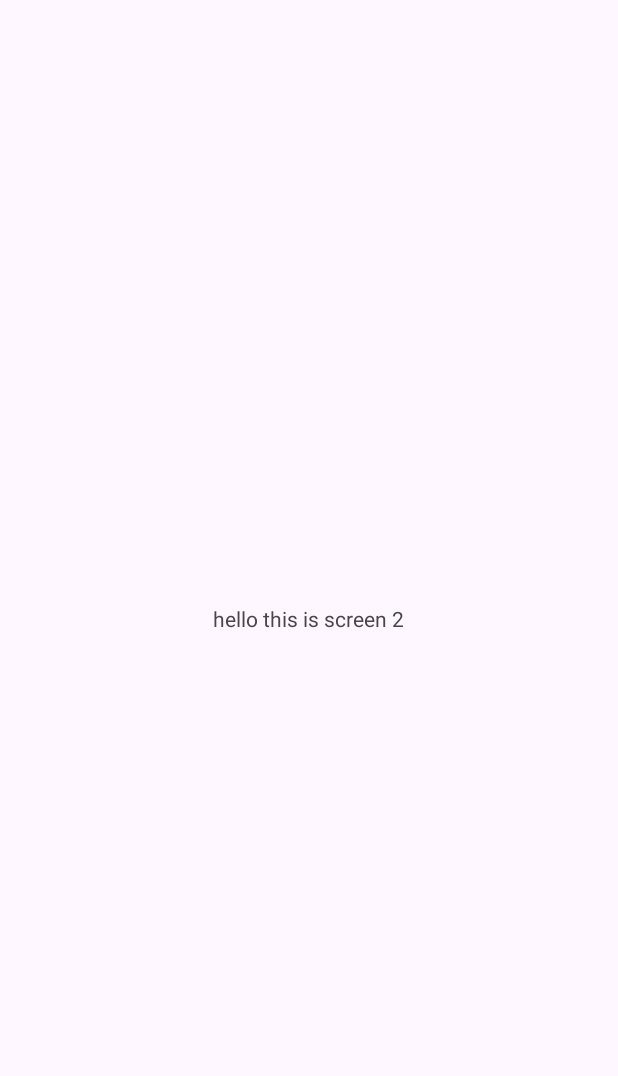
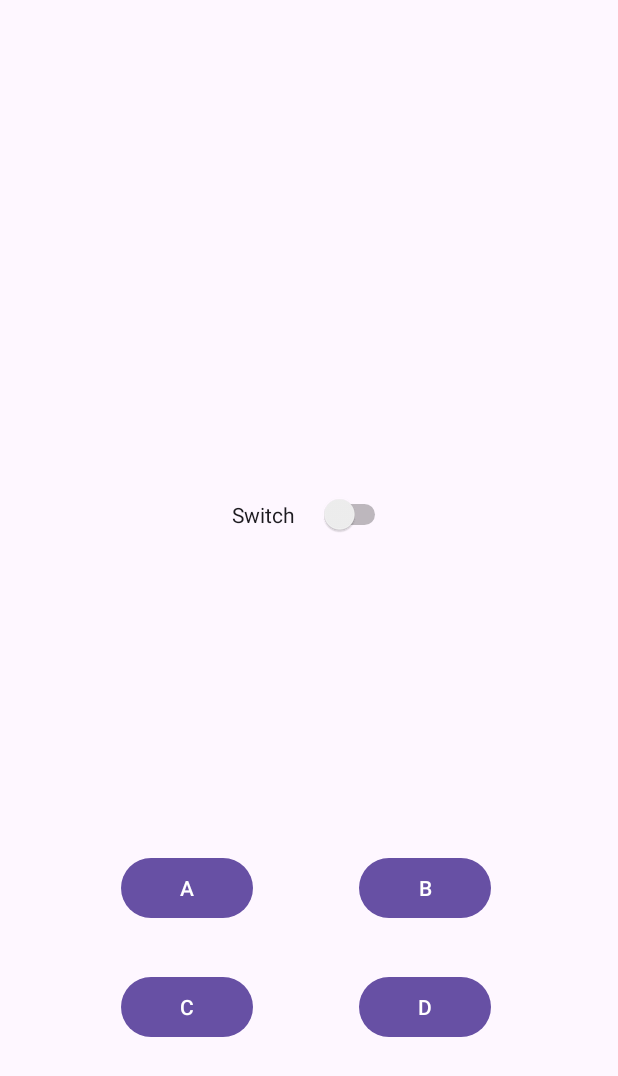
Before and after one commit to husnaszn/androidstudioproject, an Android app: the activity2 screen opened directly, with no data from a screen before it, on a phone screen of 412 x 824 dp. Before the commit the part shown is almost empty. Shown: the top 1076 px of the screen. Run offline under Robolectric (Android 15) with nearby library versions, the phone set to English and light mode, and no system bars.

Commit message:
hellooooo

```diff
--- a/app/src/main/res/layout/activity2.xml
+++ b/app/src/main/res/layout/activity2.xml
@@ -7,17 +7,70 @@
     android:layout_height="match_parent"
     tools:context=".activity2">
 
-    <TextView
-        android:id="@+id/textView"
+    <Button
+        android:id="@+id/op1"
         android:layout_width="wrap_content"
         android:layout_height="wrap_content"
-        android:layout_marginStart="141dp"
-        android:layout_marginTop="356dp"
-        android:layout_marginEnd="142dp"
-        android:layout_marginBottom="356dp"
-        android:text="hello this is screen 2"
+        android:layout_marginStart="98dp"
+        android:layout_marginTop="537dp"
+        android:layout_marginEnd="35dp"
+        android:text="A"
+        app:layout_constraintBottom_toTopOf="@+id/op3"
+        app:layout_constraintEnd_toStartOf="@+id/op2"
+        app:layout_constraintStart_toStartOf="parent"
+        app:layout_constraintTop_toTopOf="parent" />
+
+    <Button
+        android:id="@+id/op2"
+        android:layout_width="wrap_content"
+        android:layout_height="wrap_content"
+        android:layout_marginStart="35dp"
+        android:layout_marginTop="537dp"
+        android:layout_marginEnd="102dp"
+        android:text="B"
+        app:layout_constraintBottom_toTopOf="@+id/op4"
+        app:layout_constraintEnd_toEndOf="parent"
+        app:layout_constraintStart_toEndOf="@+id/op1"
+        app:layout_constraintTop_toTopOf="parent" />
+
+    <Button
+        android:id="@+id/op3"
+        android:layout_width="wrap_content"
+        android:layout_height="wrap_content"
+        android:layout_marginStart="98dp"
+        android:layout_marginEnd="35dp"
+        android:layout_marginBottom="98dp"
+        android:text="C"
         app:layout_constraintBottom_toBottomOf="parent"
+        app:layout_constraintEnd_toStartOf="@+id/op4"
+        app:layout_constraintStart_toStartOf="parent"
+        app:layout_constraintTop_toBottomOf="@+id/op1" />
+
+    <Button
+        android:id="@+id/op4"
+        android:layout_width="wrap_content"
+        android:layout_height="wrap_content"
+        android:layout_marginStart="35dp"
+        android:layout_marginEnd="102dp"
+        android:layout_marginBottom="98dp"
+        android:text="D"
+        app:layout_constraintBottom_toBottomOf="parent"
+        app:layout_constraintEnd_toEndOf="parent"
+        app:layout_constraintStart_toEndOf="@+id/op3"
+        app:layout_constraintTop_toBottomOf="@+id/op2" />
+
+    <Switch
+        android:id="@+id/switch1"
+        android:layout_width="106dp"
+        android:layout_height="70dp"
+        android:layout_marginStart="163dp"
+        android:layout_marginTop="314dp"
+        android:layout_marginEnd="160dp"
+        android:layout_marginBottom="196dp"
+        android:text="Switch"
+        app:layout_constraintBottom_toTopOf="@+id/op1"
         app:layout_constraintEnd_toEndOf="parent"
         app:layout_constraintStart_toStartOf="parent"
         app:layout_constraintTop_toTopOf="parent" />
+
 </androidx.constraintlayout.widget.ConstraintLayout>
--- a/app/src/main/res/layout/activity_main.xml
+++ b/app/src/main/res/layout/activity_main.xml
@@ -15,6 +15,7 @@
         android:layout_marginEnd="161dp"
         android:layout_marginBottom="277dp"
         android:text="test button"
+        android:onClick="onClick"
         app:layout_constraintBottom_toBottomOf="parent"
         app:layout_constraintEnd_toEndOf="parent"
         app:layout_constraintStart_toStartOf="parent" />
```
